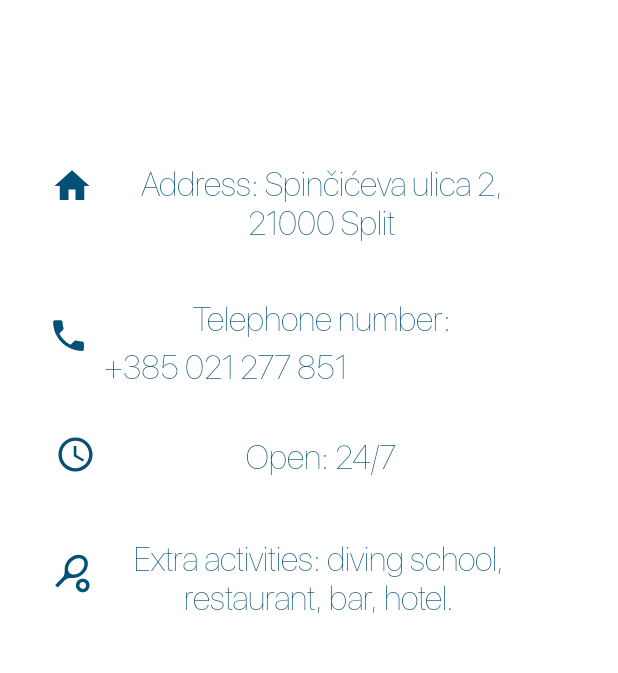
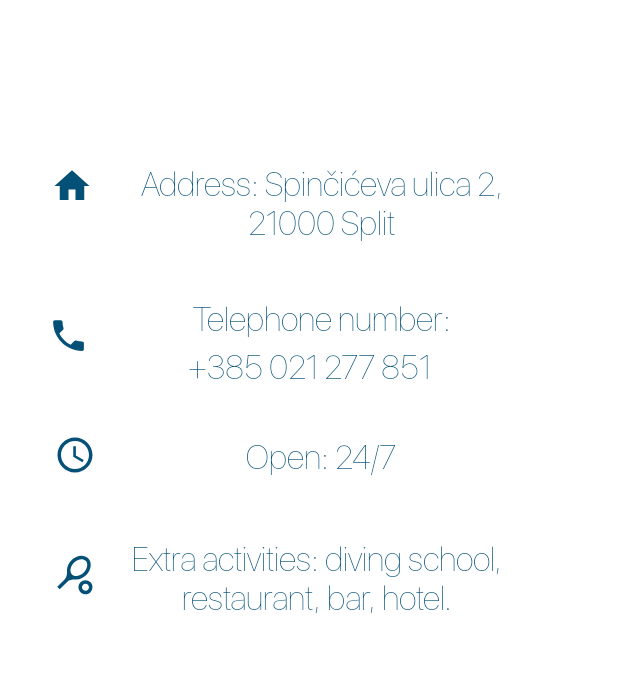
Before and after one commit to Petra2121/SmartMarinaApp, an Android app: the MarinaInfoFragment screen opened through its navigation route, on a phone screen of 412 x 824 dp, the part 147-820 px from its top. Run offline under Robolectric (Android 15) with nearby library versions, the phone set to English and light mode, and no system bars; 1 statement that could not run was skipped.

Commit message:
Male promjene dizajna marina info.

```diff
--- a/app/src/main/res/layout/fragment_marina_info.xml
+++ b/app/src/main/res/layout/fragment_marina_info.xml
@@ -83,13 +83,14 @@
         android:text="+385 021 277 851"
         android:textColor="@color/blue"
         android:textSize="22sp"
-        app:layout_constraintTop_toBottomOf="@+id/phoneMarina"
-        tools:layout_editor_absoluteX="64dp" />
+        app:layout_constraintEnd_toEndOf="parent"
+        app:layout_constraintStart_toStartOf="parent"
+        app:layout_constraintTop_toBottomOf="@+id/phoneMarina" />
 
     <androidx.appcompat.widget.AppCompatImageView
         android:id="@+id/appCompatImageView3"
-        android:layout_width="27dp"
-        android:layout_height="27dp"
+        android:layout_width="28dp"
+        android:layout_height="28dp"
         android:layout_marginStart="10dp"
         android:layout_marginTop="52dp"
         android:src="@drawable/ic_baseline_access_time_24"
@@ -114,9 +115,8 @@
 
     <androidx.appcompat.widget.AppCompatImageView
         android:id="@+id/appCompatImageView4"
-        android:layout_width="27dp"
-        android:layout_height="27dp"
-        android:layout_marginStart="20dp"
+        android:layout_width="28dp"
+        android:layout_height="28dp"
         android:layout_marginTop="52dp"
         android:src="@drawable/ic_baseline_sports_tennis_24"
         app:layout_constraintEnd_toStartOf="@+id/activitiesMarina"
@@ -126,11 +126,11 @@
 
     <TextView
         android:id="@+id/activitiesMarina"
-        android:layout_width="300dp"
+        android:layout_width="293dp"
         android:layout_height="wrap_content"
-        android:layout_marginStart="50dp"
+        android:layout_marginStart="64dp"
         android:layout_marginTop="36dp"
-        android:layout_marginEnd="50dp"
+        android:layout_marginEnd="64dp"
         android:fontFamily="@font/san_francisco"
         android:minLines="2"
         android:text="Extra activities: diving school, restaurant, bar, hotel."
@@ -138,7 +138,7 @@
         android:textColor="@color/blue"
         android:textSize="22sp"
         app:layout_constraintEnd_toEndOf="parent"
-        app:layout_constraintHorizontal_bias="1.0"
+        app:layout_constraintHorizontal_bias="0.0"
         app:layout_constraintStart_toStartOf="parent"
         app:layout_constraintTop_toBottomOf="@+id/openMarina" />
 
```
